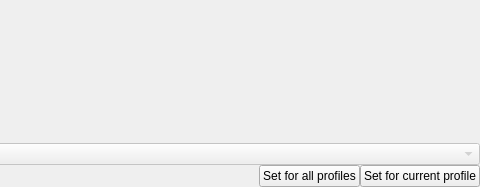
Qt form TrackYourTime/ui/notification_dummy.ui (Allexin/TrackYourTime) before a commit; both pictures show x 320 to 800 and y 0 to 187 of the 800 by 187 pixel window.
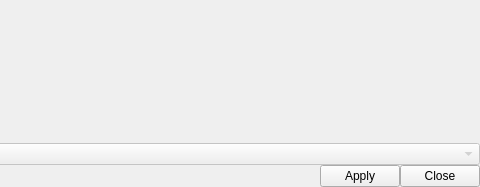
The same form after that commit.

The edit to the form file:
```diff
--- a/TrackYourTime/ui/notification_dummy.ui
+++ b/TrackYourTime/ui/notification_dummy.ui
@@ -92,16 +92,16 @@
        </spacer>
       </item>
       <item>
-       <widget class="QPushButton" name="pushButton">
+       <widget class="QPushButton" name="pushButtonApply">
         <property name="text">
-         <string>Set for all profiles</string>
+         <string>Apply</string>
         </property>
        </widget>
       </item>
       <item>
-       <widget class="QPushButton" name="pushButtonApply">
+       <widget class="QPushButton" name="pushButtonClose">
         <property name="text">
-         <string>Set for current profile</string>
+         <string>Close</string>
         </property>
        </widget>
       </item>
```
